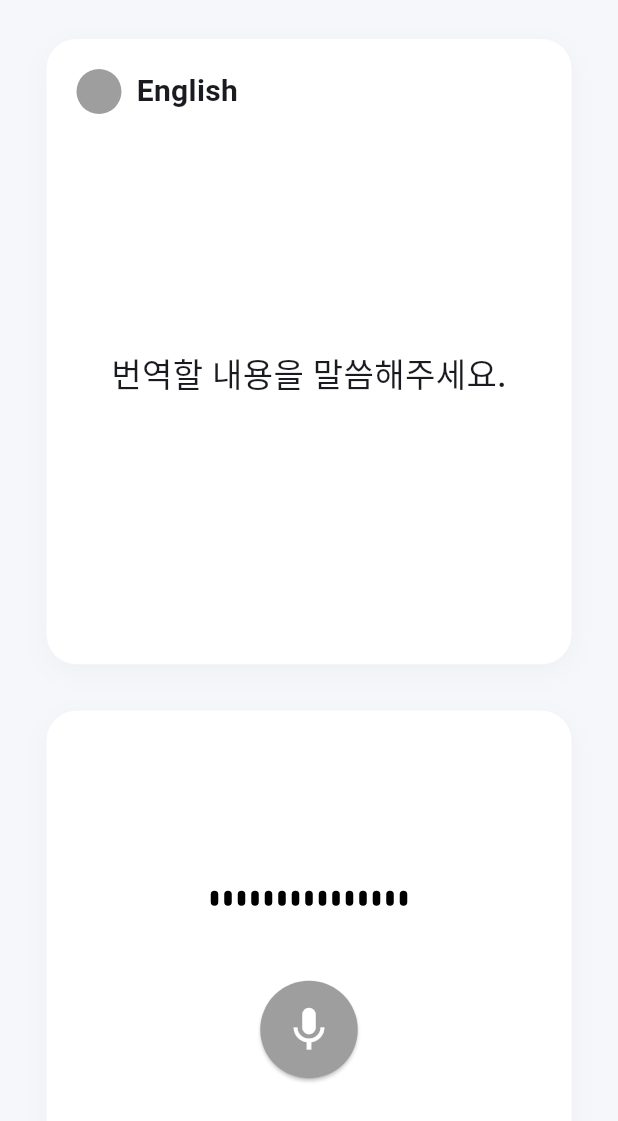
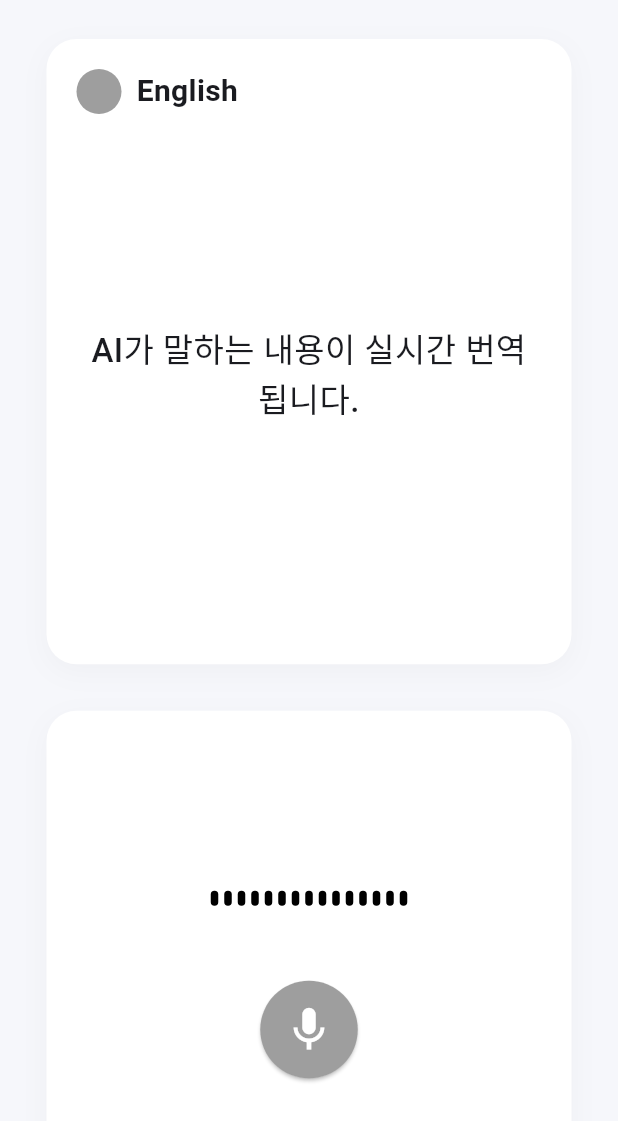
Before and after one commit to VipaForENG/Vipa_frontend, a Flutter app: the AiScreen screen opened directly, on a phone screen of 412 x 824 dp. Shown: the top 1121 px of the screen. Run offline on Flutter 3.47's test engine with Material 3 defaults, Android fonts, the phone set to English and light mode, and no system bars; our stand-ins replace fl_chart, permission_handler, remixicon, speech_to_text.

Commit message:
파일 디렉토리 구조

```diff
--- a/lib/screens/ai/ai_screen.dart
+++ b/lib/screens/ai/ai_screen.dart
@@ -9,7 +9,7 @@ class AiScreen extends StatefulWidget {
   State<AiScreen> createState() => _AiScreenState();
 }
 class _AiScreenState extends State<AiScreen> {
-  String _recognizedText = "번역할 내용을 말씀해주세요.";
+  String _recognizedText = "AI가 말하는 내용이 실시간 번역됩니다.";
   @override
   Widget build(BuildContext context) {
     return Scaffold(
```
Also changed, not shown: lib/api/api_service.dart (renamed from lib/logic/api_service.dart), lib/api/home_controller.dart (renamed from lib/logic/home_controller.dart), lib/api/oxford_api_service.dart (renamed from lib/logic/oxford_api_service.dart).
